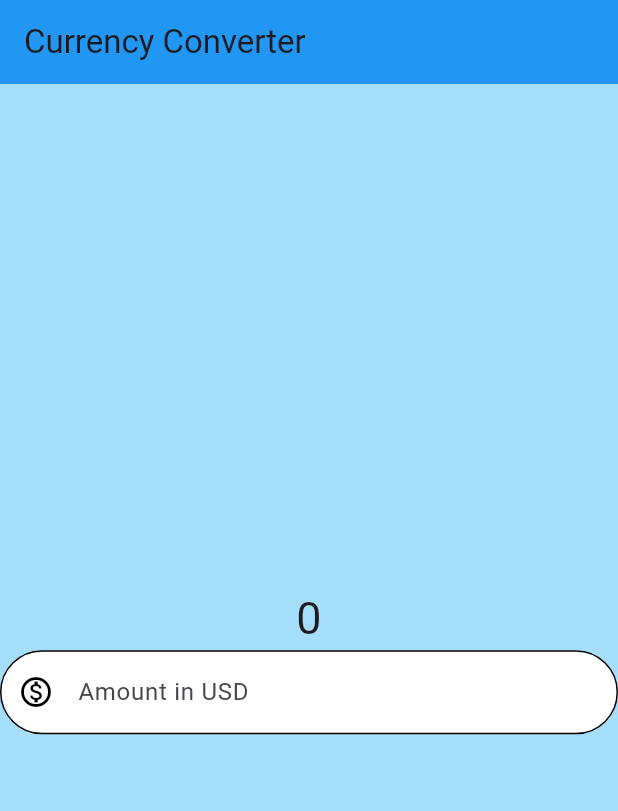
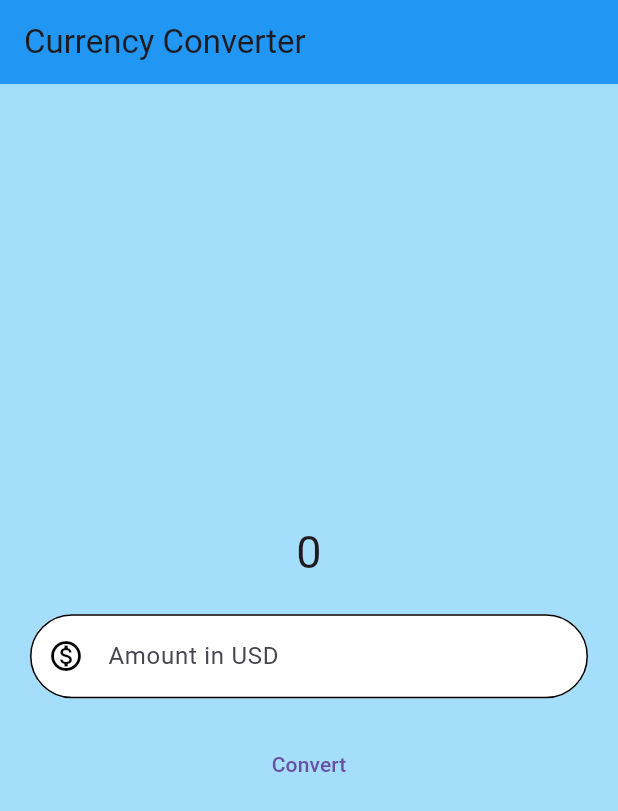
Before and after one commit to MissVintee/currency_convertor, a Flutter app: the screen it shows after launch, on a phone screen of 412 x 824 dp. Shown: the top 811 px of the screen. Run offline on Flutter 3.47's test engine with Material 3 defaults, Android fonts, the phone set to English and light mode, and no system bars.

Commit message:
updated feature1

```diff
--- a/lib/currency_converter_material.dart
+++ b/lib/currency_converter_material.dart
@@ -6,7 +6,7 @@ class CurrencyConverterMaterial extends StatelessWidget{
   @override
   Widget build(BuildContext context){
     final border = OutlineInputBorder(
-      borderRadius: BorderRadius.circular(40),
+      borderRadius: BorderRadius.circular(30),
     );
 
     return Scaffold (
@@ -17,7 +17,9 @@ class CurrencyConverterMaterial extends StatelessWidget{
             Text ('0',
               style: TextStyle(fontSize: 30),
             ),
-            TextField(
+            Padding(
+              padding: const EdgeInsets.all(20.0),
+              child: TextField(
                 decoration: InputDecoration(
                   prefixIcon: Icon(Icons.monetization_on_outlined),
                   prefixIconColor: Colors.black,
@@ -28,7 +30,14 @@ class CurrencyConverterMaterial extends StatelessWidget{
                   focusedBorder: border,
                   enabledBorder: border,
                 ),
-            )
+                keyboardType: TextInputType.numberWithOptions(decimal: true),
+              ),
+            ),
+            TextButton(
+              onPressed: (){
+                debugPrint("button pressed");
+              }, child: Text('Convert'),
+            ),
           ],
         ),
       ),
```
Lines whose indentation alone changed are shown as unchanged.
